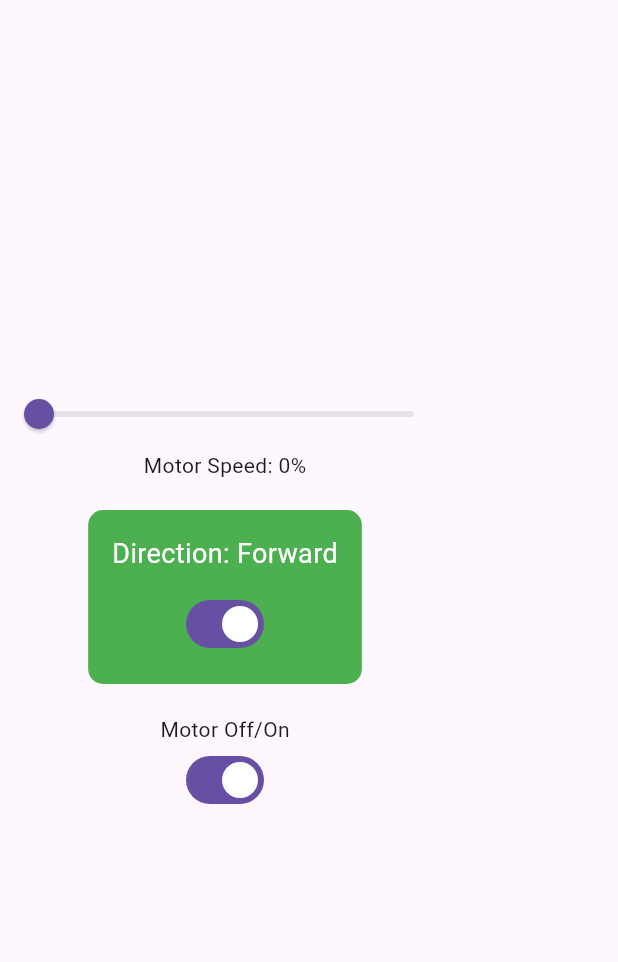
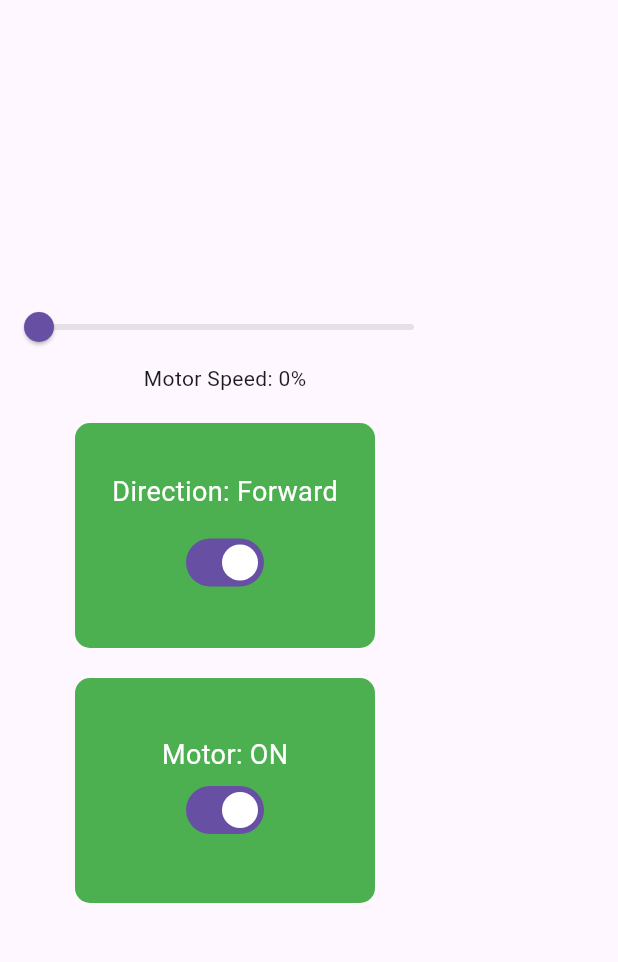
Before and after one commit to AllyTechEngineering/pwm_motor_control, a Flutter app: the screen it shows after launch, on a phone screen of 412 x 824 dp, the part 63-1025 px from its top. Run offline on Flutter 3.47's test engine with Material 3 defaults, Android fonts, the phone set to English and light mode, and no system bars; our stand-ins replace bloc, equatable, flutter_bloc; missing offline and left inert: dart_periphery.

```diff
--- a/lib/widgets/pwm_motor_direction_switch.dart
+++ b/lib/widgets/pwm_motor_direction_switch.dart
@@ -10,7 +10,7 @@ class PwmMotorDirectionSwitch extends StatelessWidget {
   Widget build(BuildContext context) {
     return BlocBuilder<PwmMotorDirectionCubit, PwmMotorDirectionState>(
       builder: (context, state) {
-        return Container(
+        return Container(width: 200.0, height: 150.0,
           padding: const EdgeInsets.all(16.0),
           decoration: BoxDecoration(
             color: state.isForward ? Colors.green : Colors.red,
--- a/lib/widgets/pwm_motor_toggle_switch.dart
+++ b/lib/widgets/pwm_motor_toggle_switch.dart
@@ -10,10 +10,21 @@ class PwmMotorToggleSwitch extends StatelessWidget {
   Widget build(BuildContext context) {
     return BlocBuilder<PwmMotorOnOffCubit, PwmMotorOnOffState>(
       builder: (context, state) {
-        return Column(crossAxisAlignment: CrossAxisAlignment.center,
+        return Container(
+          width: 200.0,
+          height: 150.0,
+          padding: const EdgeInsets.all(16.0),
+          decoration: BoxDecoration(
+            color: state.isOn ? Colors.green : Colors.red,
+            borderRadius: BorderRadius.circular(10),
+          ),
+          child: Column(
             mainAxisAlignment: MainAxisAlignment.center,
             children: [
-            const Text('Motor Off/On'),
+              Text(
+                state.isOn ? 'Motor: ON' : 'Motor: OFF',
+                style: const TextStyle(color: Colors.white, fontSize: 18),
+              ),
               Switch(
                 value: state.isOn,
                 onChanged: (value) {
@@ -21,6 +32,7 @@ class PwmMotorToggleSwitch extends StatelessWidget {
                 },
               ),
             ],
+          ),
         );
       },
     );
```
Also changed, not shown: lib/services/pwm_motor_direction_service.dart (+27 -13 lines). Lines whose indentation alone changed are shown as unchanged.
